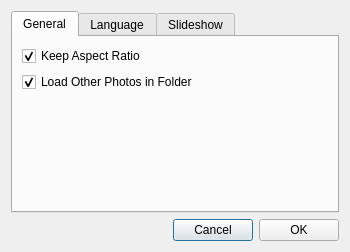
ARASHz4/Advanced_Photo, file Source/option.ui: the form before one commit.
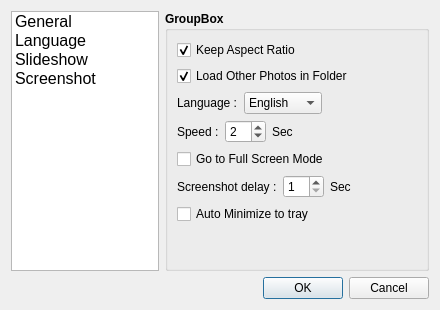
The form after the commit. Icons and pictures are not drawn.

Diff of the .ui file:
```diff
--- a/Source/option.ui
+++ b/Source/option.ui
@@ -6,14 +6,14 @@
    <rect>
     <x>0</x>
     <y>0</y>
-    <width>350</width>
-    <height>252</height>
+    <width>440</width>
+    <height>310</height>
    </rect>
   </property>
   <property name="minimumSize">
    <size>
-    <width>306</width>
-    <height>207</height>
+    <width>440</width>
+    <height>310</height>
    </size>
   </property>
   <property name="windowTitle">
@@ -23,50 +23,114 @@
    <iconset resource="Icon.qrc">
     <normaloff>:/Icons/Option.png</normaloff>:/Icons/Option.png</iconset>
   </property>
-  <layout class="QGridLayout" name="gridLayout">
-   <item row="1" column="0">
-    <spacer name="horizontalSpacer">
-     <property name="orientation">
-      <enum>Qt::Horizontal</enum>
+  <layout class="QGridLayout" name="gridLayout_2">
+   <item row="0" column="0">
+    <widget class="QListWidget" name="listWidgetOption">
+     <property name="sizePolicy">
+      <sizepolicy hsizetype="Fixed" vsizetype="Expanding">
+       <horstretch>0</horstretch>
+       <verstretch>0</verstretch>
+      </sizepolicy>
      </property>
-     <property name="sizeHint" stdset="0">
+     <property name="minimumSize">
       <size>
-       <width>121</width>
-       <height>20</height>
+       <width>148</width>
+       <height>0</height>
       </size>
      </property>
-    </spacer>
-   </item>
-   <item row="1" column="1">
-    <layout class="QHBoxLayout" name="horizontalLayout">
-     <item>
-      <widget class="QPushButton" name="CancelButton">
-       <property name="text">
-        <string>Cancel</string>
-       </property>
-      </widget>
-     </item>
-     <item>
-      <widget class="QPushButton" name="OkButton">
-       <property name="text">
-        <string>OK</string>
-       </property>
-      </widget>
-     </item>
-    </layout>
-   </item>
-   <item row="0" column="0" colspan="2">
-    <widget class="QTabWidget" name="tabWidget">
-     <property name="currentIndex">
-      <number>0</number>
+     <property name="maximumSize">
+      <size>
+       <width>148</width>
+       <height>16777215</height>
+      </size>
+     </property>
+     <property name="iconSize">
+      <size>
+       <width>30</width>
+       <height>30</height>
+      </size>
+     </property>
+     <property name="viewMode">
+      <enum>QListView::ListMode</enum>
      </property>
-     <widget class="QWidget" name="GeneralTab">
-      <attribute name="title">
+     <item>
+      <property name="text">
        <string>General</string>
-      </attribute>
-      <layout class="QGridLayout" name="gridLayout_3">
+      </property>
+      <property name="font">
+       <font>
+        <pointsize>12</pointsize>
+       </font>
+      </property>
+      <property name="icon">
+       <iconset resource="Icon.qrc">
+        <normaloff>:/Icons/Option.png</normaloff>:/Icons/Option.png</iconset>
+      </property>
+     </item>
+     <item>
+      <property name="text">
+       <string>Language</string>
+      </property>
+      <property name="font">
+       <font>
+        <pointsize>12</pointsize>
+       </font>
+      </property>
+      <property name="icon">
+       <iconset resource="Icon.qrc">
+        <normaloff>:/Icons/language.png</normaloff>:/Icons/language.png</iconset>
+      </property>
+     </item>
+     <item>
+      <property name="text">
+       <string>Slideshow</string>
+      </property>
+      <property name="font">
+       <font>
+        <pointsize>12</pointsize>
+       </font>
+      </property>
+      <property name="icon">
+       <iconset resource="Icon.qrc">
+        <normaloff>:/Icons/Slideshow Start.png</normaloff>:/Icons/Slideshow Start.png</iconset>
+      </property>
+     </item>
+     <item>
+      <property name="text">
+       <string>Screenshot</string>
+      </property>
+      <property name="font">
+       <font>
+        <pointsize>12</pointsize>
+       </font>
+      </property>
+      <property name="icon">
+       <iconset resource="Icon.qrc">
+        <normaloff>:/Icons/Screenshot.png</normaloff>:/Icons/Screenshot.png</iconset>
+      </property>
+     </item>
+    </widget>
+   </item>
+   <item row="0" column="1">
+    <widget class="QGroupBox" name="OptionGroupBox">
+     <property name="font">
+      <font>
+       <weight>75</weight>
+       <bold>true</bold>
+      </font>
+     </property>
+     <property name="title">
+      <string notr="true">GroupBox</string>
+     </property>
+     <layout class="QGridLayout" name="gridLayout">
        <item row="0" column="0">
         <widget class="QCheckBox" name="KeepAspectRatioCheckBox">
+        <property name="font">
+         <font>
+          <weight>50</weight>
+          <bold>false</bold>
+         </font>
+        </property>
          <property name="text">
           <string>Keep Aspect Ratio</string>
          </property>
@@ -80,6 +144,12 @@
        </item>
        <item row="1" column="0">
         <widget class="QCheckBox" name="LoadPhotosFolder">
+        <property name="font">
+         <font>
+          <weight>50</weight>
+          <bold>false</bold>
+         </font>
+        </property>
          <property name="text">
           <string>Load Other Photos in Folder</string>
          </property>
@@ -89,34 +159,14 @@
         </widget>
        </item>
        <item row="2" column="0">
-        <spacer name="verticalSpacer_2">
-         <property name="orientation">
-          <enum>Qt::Vertical</enum>
-         </property>
-         <property name="sizeHint" stdset="0">
-          <size>
-           <width>20</width>
-           <height>78</height>
-          </size>
-         </property>
-        </spacer>
-       </item>
-      </layout>
-     </widget>
-     <widget class="QWidget" name="LanguageTab">
-      <attribute name="title">
-       <string>Language</string>
-      </attribute>
-      <layout class="QGridLayout" name="gridLayout_2">
-       <item row="0" column="0">
         <layout class="QHBoxLayout" name="horizontalLayout_4">
          <item>
           <widget class="QLabel" name="LanguageLabel">
-           <property name="sizePolicy">
-            <sizepolicy hsizetype="Fixed" vsizetype="Fixed">
-             <horstretch>0</horstretch>
-             <verstretch>0</verstretch>
-            </sizepolicy>
+          <property name="font">
+           <font>
+            <weight>50</weight>
+            <bold>false</bold>
+           </font>
            </property>
            <property name="text">
             <string>Language :</string>
@@ -125,6 +175,12 @@
          </item>
          <item>
           <widget class="QComboBox" name="LanguageComboBox">
+          <property name="font">
+           <font>
+            <weight>50</weight>
+            <bold>false</bold>
+           </font>
+          </property>
            <item>
             <property name="text">
              <string notr="true">English</string>
@@ -142,32 +198,31 @@
            </item>
           </widget>
          </item>
-        </layout>
-       </item>
-       <item row="1" column="0">
-        <spacer name="verticalSpacer">
+        <item>
+         <spacer name="horizontalSpacer_4">
          <property name="orientation">
-          <enum>Qt::Vertical</enum>
+           <enum>Qt::Horizontal</enum>
          </property>
          <property name="sizeHint" stdset="0">
           <size>
-           <width>20</width>
-           <height>86</height>
+            <width>0</width>
+            <height>0</height>
           </size>
          </property>
         </spacer>
        </item>
       </layout>
-     </widget>
-     <widget class="QWidget" name="SlideshowTab">
-      <attribute name="title">
-       <string>Slideshow</string>
-      </attribute>
-      <layout class="QGridLayout" name="gridLayout_4">
-       <item row="0" column="0">
+      </item>
+      <item row="3" column="0">
         <layout class="QHBoxLayout" name="horizontalLayout_2">
          <item>
           <widget class="QLabel" name="SppedLabel">
+          <property name="font">
+           <font>
+            <weight>50</weight>
+            <bold>false</bold>
+           </font>
+          </property>
            <property name="text">
             <string>Speed :</string>
            </property>
@@ -175,6 +230,12 @@
          </item>
          <item>
           <widget class="QSpinBox" name="SlideshowSpeed">
+          <property name="font">
+           <font>
+            <weight>50</weight>
+            <bold>false</bold>
+           </font>
+          </property>
            <property name="minimum">
             <number>1</number>
            </property>
@@ -185,49 +246,163 @@
          </item>
          <item>
           <widget class="QLabel" name="SecLabel">
+          <property name="font">
+           <font>
+            <weight>50</weight>
+            <bold>false</bold>
+           </font>
+          </property>
            <property name="text">
             <string>Sec</string>
            </property>
           </widget>
          </item>
-        </layout>
-       </item>
-       <item row="1" column="0">
+        <item>
+         <spacer name="horizontalSpacer_3">
+          <property name="orientation">
+           <enum>Qt::Horizontal</enum>
+          </property>
+          <property name="sizeHint" stdset="0">
+           <size>
+            <width>0</width>
+            <height>0</height>
+           </size>
+          </property>
+         </spacer>
+        </item>
+       </layout>
+      </item>
+      <item row="4" column="0">
         <widget class="QCheckBox" name="slsFullscreen">
+        <property name="font">
+         <font>
+          <weight>50</weight>
+          <bold>false</bold>
+         </font>
+        </property>
          <property name="text">
-          <string>Go to Fullscreen Mode</string>
+         <string>Go to Full Screen Mode</string>
          </property>
         </widget>
        </item>
-       <item row="1" column="1" rowspan="2">
+      <item row="5" column="0">
+       <layout class="QHBoxLayout" name="horizontalLayout_3">
+        <item>
+         <widget class="QLabel" name="ScreenshotDelay">
+          <property name="font">
+           <font>
+            <weight>50</weight>
+            <bold>false</bold>
+           </font>
+          </property>
+          <property name="text">
+           <string>Screenshot delay :</string>
+          </property>
+         </widget>
+        </item>
+        <item>
+         <widget class="QSpinBox" name="ScreenshotDelaySpinBox">
+          <property name="font">
+           <font>
+            <weight>50</weight>
+            <bold>false</bold>
+           </font>
+          </property>
+          <property name="minimum">
+           <number>1</number>
+          </property>
+          <property name="maximum">
+           <number>60</number>
+          </property>
+         </widget>
+        </item>
+        <item>
+         <widget class="QLabel" name="SecLabel_2">
+          <property name="font">
+           <font>
+            <weight>50</weight>
+            <bold>false</bold>
+           </font>
+          </property>
+          <property name="text">
+           <string>Sec</string>
+          </property>
+         </widget>
+        </item>
+        <item>
         <spacer name="horizontalSpacer_2">
          <property name="orientation">
           <enum>Qt::Horizontal</enum>
          </property>
          <property name="sizeHint" stdset="0">
           <size>
-           <width>113</width>
-           <height>20</height>
+            <width>0</width>
+            <height>0</height>
           </size>
          </property>
         </spacer>
        </item>
-       <item row="2" column="0">
-        <spacer name="verticalSpacer_3">
+       </layout>
+      </item>
+      <item row="6" column="0">
+       <widget class="QCheckBox" name="ScreenshotAtuoMinimizeCheckBox">
+        <property name="font">
+         <font>
+          <weight>50</weight>
+          <bold>false</bold>
+         </font>
+        </property>
+        <property name="text">
+         <string>Auto Minimize to tray</string>
+        </property>
+       </widget>
+      </item>
+      <item row="7" column="0">
+       <spacer name="verticalSpacer">
          <property name="orientation">
           <enum>Qt::Vertical</enum>
          </property>
          <property name="sizeHint" stdset="0">
           <size>
            <width>20</width>
-           <height>63</height>
+          <height>49</height>
           </size>
          </property>
         </spacer>
        </item>
       </layout>
      </widget>
-    </widget>
+   </item>
+   <item row="1" column="0" colspan="2">
+    <layout class="QHBoxLayout" name="horizontalLayout">
+     <item>
+      <spacer name="horizontalSpacer">
+       <property name="orientation">
+        <enum>Qt::Horizontal</enum>
+       </property>
+       <property name="sizeHint" stdset="0">
+        <size>
+         <width>121</width>
+         <height>20</height>
+        </size>
+       </property>
+      </spacer>
+     </item>
+     <item>
+      <widget class="QPushButton" name="OkButton">
+       <property name="text">
+        <string>OK</string>
+       </property>
+      </widget>
+     </item>
+     <item>
+      <widget class="QPushButton" name="CancelButton">
+       <property name="text">
+        <string>Cancel</string>
+       </property>
+      </widget>
+     </item>
+    </layout>
    </item>
   </layout>
  </widget>
```
Left out of the diff: 8 changed lines with no effect on the pictures. Lines whose indentation alone changed are shown as unchanged.
